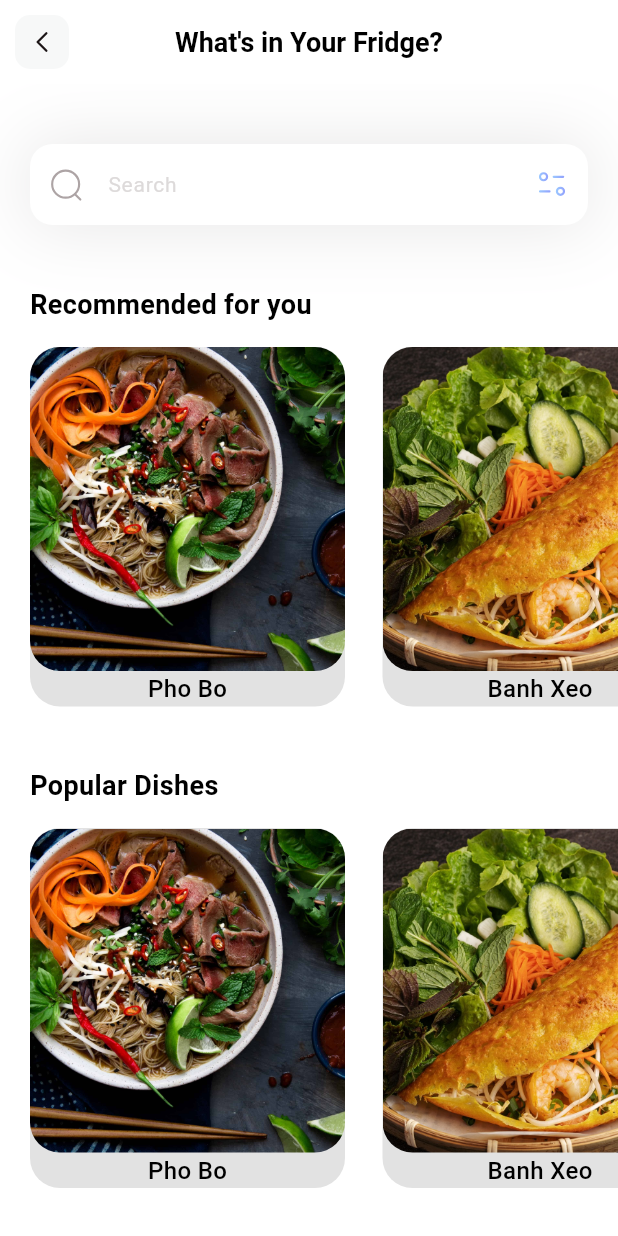
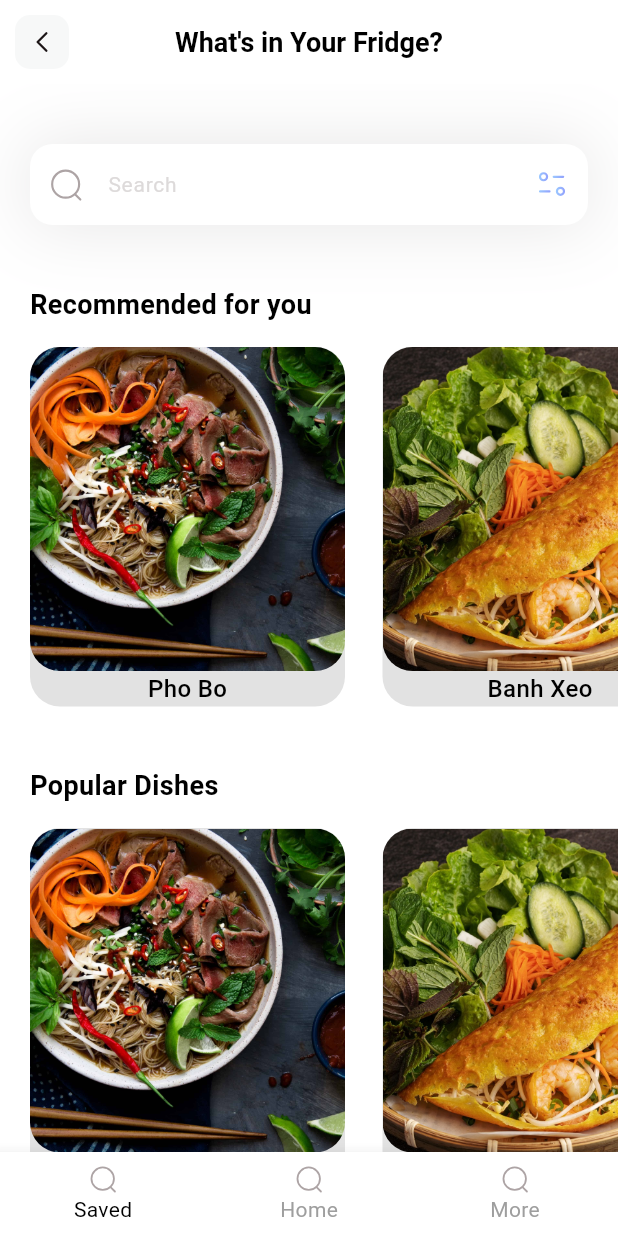
Before and after one commit to Christine-Bui/Dish-Wish, a Flutter app: the screen it shows after launch, on a phone screen of 412 x 824 dp. Run offline on Flutter 3.47's test engine with Material 3 defaults, Android fonts, the phone set to English and light mode, and no system bars; our stand-ins replace flutter_svg.

```diff
--- a/flutter_application_1/lib/pages/home.dart
+++ b/flutter_application_1/lib/pages/home.dart
@@ -11,6 +11,7 @@ class HomePage extends StatefulWidget {
 
 class _HomePage extends State<HomePage> {
   List<RecipeModel> recipes = [];
+  int _currentIndex = 0;
 
   void getInitialInfo() {
     recipes = RecipeModel.getRecipes();
@@ -38,6 +39,7 @@ class _HomePage extends State<HomePage> {
           ),
         ],
       ),
+      bottomNavigationBar: botNav(),
     );
 
   }
@@ -45,6 +47,7 @@ class _HomePage extends State<HomePage> {
   BottomNavigationBar botNav(){
     return BottomNavigationBar(
     type: BottomNavigationBarType.fixed,
+    currentIndex: _currentIndex,
     backgroundColor: Colors.white,
     selectedItemColor: Colors.black,
     unselectedItemColor: Colors.grey,
@@ -56,8 +59,19 @@ class _HomePage extends State<HomePage> {
     items:[
       BottomNavigationBarItem(
         icon: SvgPicture.asset('assets/icons/Search.svg'),
+        label: 'Saved',
         ),
-    ]
+
+        BottomNavigationBarItem(
+        icon: SvgPicture.asset('assets/icons/Search.svg'),
+        label: 'Home',
+        ),
+
+        BottomNavigationBarItem(
+        icon: SvgPicture.asset('assets/icons/Search.svg'),
+        label: 'More',
+        ),
+      ]
     );
   }
 
```
